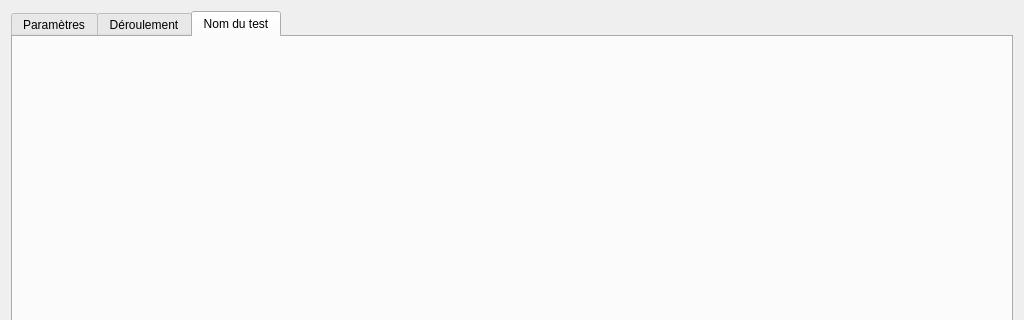
Before: the Qt Designer form creationtest.ui in InformatiqueAtmoNA/tam, drawn with Qt 5; both pictures show x 0 to 1024 and y 0 to 320 of the 1024 by 768 pixel window.
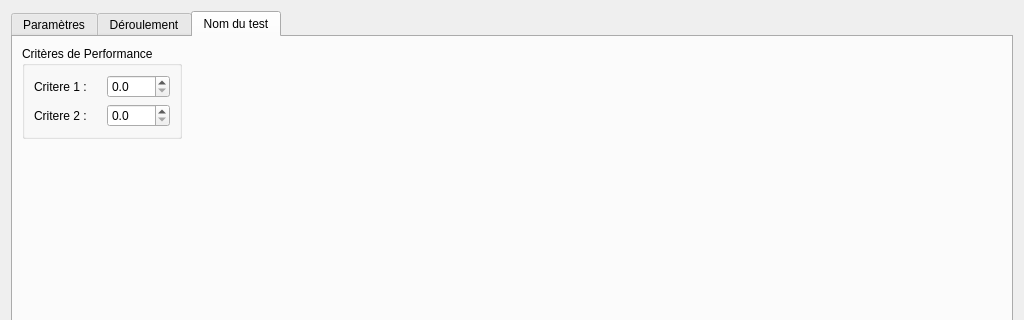
After: the same form once the commit is applied. The open tabs and pages were chosen to show the change.

Commit message: Développement : Ajout critères de performance par défaut dans configuration des tests - enregistrement de ces critères par test effectué - affichage dans les rapports modification BDD pour ajout critere et rendre unique nom-prenom table operateur

Diff of the .ui file:
```diff
--- a/creationtest.ui
+++ b/creationtest.ui
@@ -34,7 +34,7 @@
         <enum>QTabWidget::Rounded</enum>
        </property>
        <property name="currentIndex">
-        <number>0</number>
+        <number>2</number>
        </property>
        <widget class="QWidget" name="tab_Parametres">
         <attribute name="title">
@@ -775,29 +775,88 @@
         <attribute name="title">
          <string>Nom du test</string>
         </attribute>
-        <layout class="QGridLayout" name="gridLayout_6">
+        <layout class="QGridLayout" name="gridLayout_7">
+         <item row="0" column="0">
+          <layout class="QHBoxLayout" name="horizontalLayout_5">
+           <item>
+            <widget class="QGroupBox" name="groupBox_Critere">
+             <property name="title">
+              <string>Critères de Performance</string>
+             </property>
+             <layout class="QGridLayout" name="gridLayout_6">
+              <item row="0" column="0">
+               <layout class="QHBoxLayout" name="horizontalLayout_3">
+                <item>
+                 <widget class="QLabel" name="label_critere1">
+                  <property name="text">
+                   <string>Critere 1 :</string>
+                  </property>
+                 </widget>
+                </item>
+                <item>
+                 <widget class="QDoubleSpinBox" name="doubleSpinBox_critere1">
+                  <property name="maximumSize">
+                   <size>
+                    <width>63</width>
+                    <height>27</height>
+                   </size>
+                  </property>
+                  <property name="decimals">
+                   <number>1</number>
+                  </property>
+                  <property name="maximum">
+                   <double>1000.000000000000000</double>
+                  </property>
+                 </widget>
+                </item>
+               </layout>
+              </item>
+              <item row="1" column="0">
+               <layout class="QHBoxLayout" name="horizontalLayout_4">
+                <item>
+                 <widget class="QLabel" name="label_critere2">
+                  <property name="text">
+                   <string>Critere 2 :</string>
+                  </property>
+                 </widget>
+                </item>
+                <item>
+                 <widget class="QDoubleSpinBox" name="doubleSpinBox_critere2">
+                  <property name="maximumSize">
+                   <size>
+                    <width>63</width>
+                    <height>27</height>
+                   </size>
+                  </property>
+                  <property name="decimals">
+                   <number>1</number>
+                  </property>
+                  <property name="maximum">
+                   <double>1000.000000000000000</double>
+                  </property>
+                 </widget>
+                </item>
+               </layout>
+              </item>
+             </layout>
+            </widget>
+           </item>
+           <item>
+            <spacer name="horizontalSpacer_3">
+             <property name="orientation">
+              <enum>Qt::Horizontal</enum>
+             </property>
+             <property name="sizeHint" stdset="0">
+              <size>
+               <width>40</width>
+               <height>20</height>
+              </size>
+             </property>
+            </spacer>
+           </item>
+          </layout>
+         </item>
          <item row="1" column="0">
-          <layout class="QHBoxLayout" name="horizontalLayout_19">
-           <item>
-            <widget class="QLabel" name="label_15">
-             <property name="text">
-              <string>Donner un nom au test :</string>
-             </property>
-            </widget>
-           </item>
-           <item>
-            <widget class="QLineEdit" name="lineEdit_NomTest"/>
-           </item>
-           <item>
-            <widget class="QToolButton" name="button_fichierXML">
-             <property name="text">
-              <string>...</string>
-             </property>
-            </widget>
-           </item>
-          </layout>
-         </item>
-         <item row="0" column="0">
           <spacer name="verticalSpacer_5">
            <property name="orientation">
             <enum>Qt::Vertical</enum>
@@ -810,6 +869,27 @@
            </property>
           </spacer>
          </item>
+         <item row="2" column="0">
+          <layout class="QHBoxLayout" name="horizontalLayout_19">
+           <item>
+            <widget class="QLabel" name="label_15">
+             <property name="text">
+              <string>Donner un nom au test :</string>
+             </property>
+            </widget>
+           </item>
+           <item>
+            <widget class="QLineEdit" name="lineEdit_NomTest"/>
+           </item>
+           <item>
+            <widget class="QToolButton" name="button_fichierXML">
+             <property name="text">
+              <string>...</string>
+             </property>
+            </widget>
+           </item>
+          </layout>
+         </item>
         </layout>
        </widget>
       </widget>
```
The commit also changes 14 other files.
